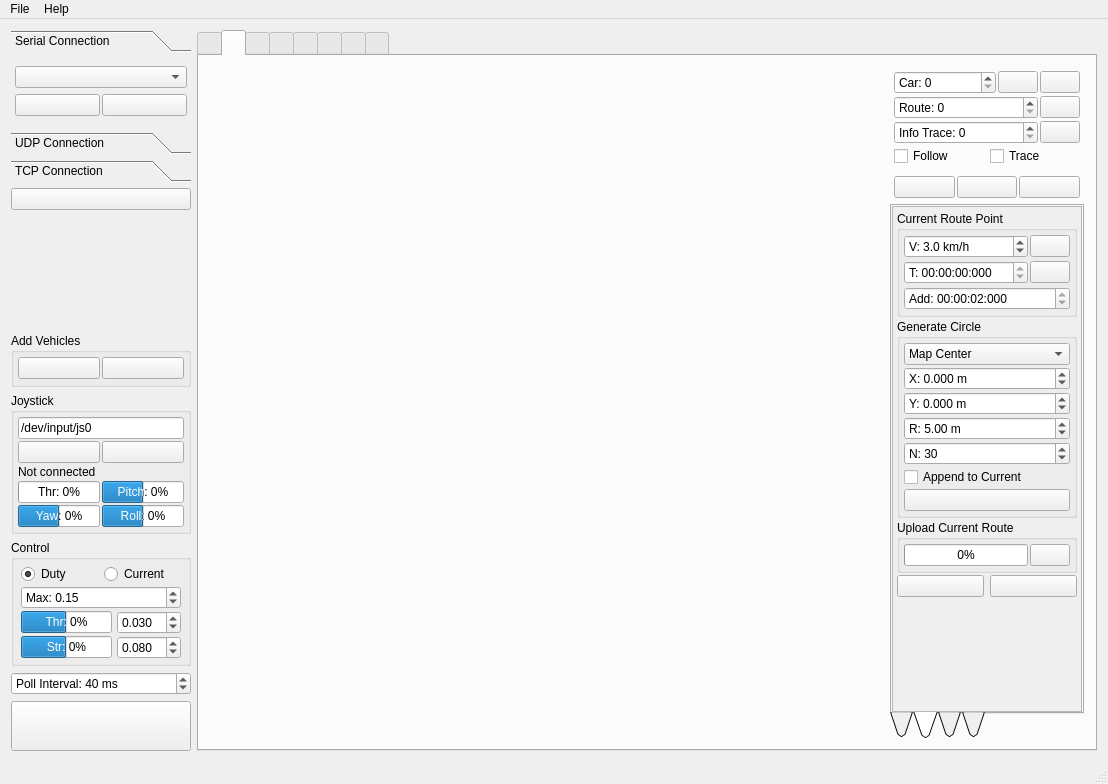
This is Linux/RControlStation/mainwindow.ui in vedderb/rise_sdvp as Qt 5 draws it before an edit. The edited form follows.
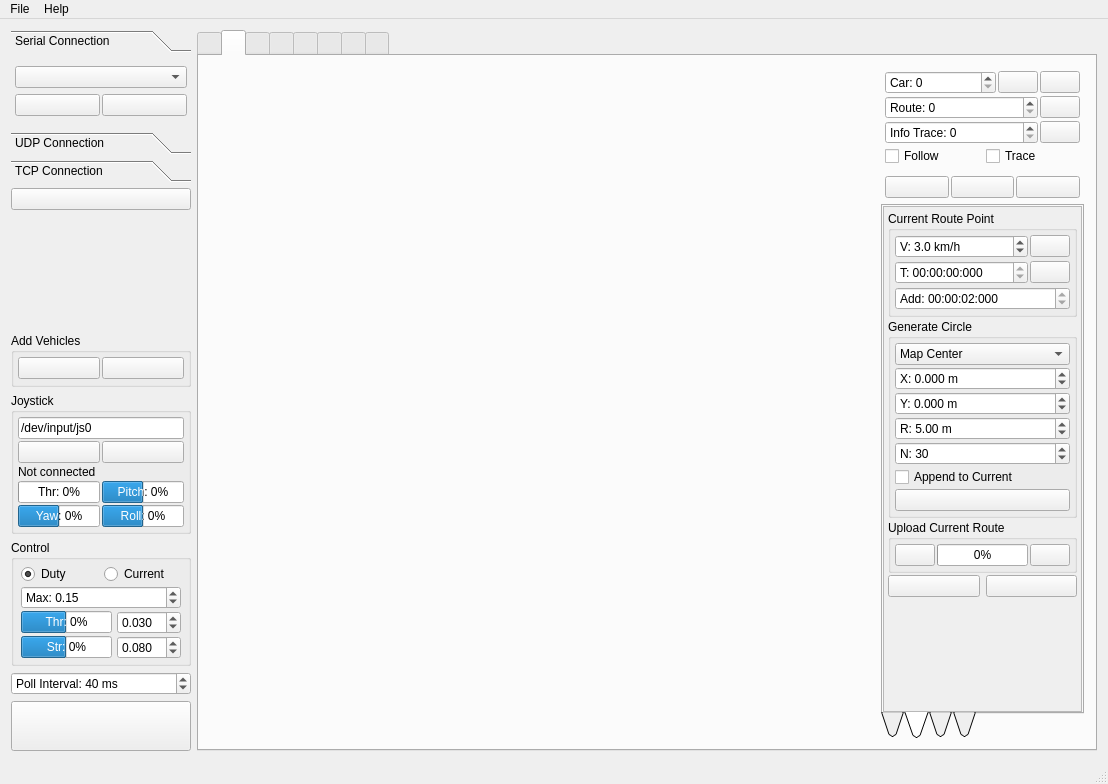
This is the edited form. The open tabs and pages were chosen to show the change. Icons and pictures are not drawn. Custom widgets are drawn as their Qt base class.

Commit message: GetRoute support for reading route from cars

The edit to the form file:
```diff
--- a/Linux/RControlStation/mainwindow.ui
+++ b/Linux/RControlStation/mainwindow.ui
@@ -1237,8 +1237,8 @@
                   <rect>
                    <x>0</x>
                    <y>0</y>
-                   <width>203</width>
-                   <height>441</height>
+                   <width>206</width>
+                   <height>472</height>
                   </rect>
                  </property>
                  <layout class="QVBoxLayout" name="verticalLayout_17">
@@ -1547,6 +1547,20 @@
                      <property name="bottomMargin">
                       <number>4</number>
                      </property>
+                     <item>
+                      <widget class="QPushButton" name="mapGetRouteButton">
+                       <property name="toolTip">
+                        <string>Read route from car</string>
+                       </property>
+                       <property name="text">
+                        <string/>
+                       </property>
+                       <property name="icon">
+                        <iconset resource="resources.qrc">
+                         <normaloff>:/models/Icons/Upload-96.png</normaloff>:/models/Icons/Upload-96.png</iconset>
+                       </property>
+                      </widget>
+                     </item>
                      <item>
                       <widget class="QProgressBar" name="mapUploadRouteProgressBar">
                        <property name="value">
```
The commit also changes 14 other files.
